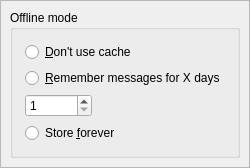
Qt form src/Gui/SettingsCachePage.ui (jktjkt/trojita) before a commit.
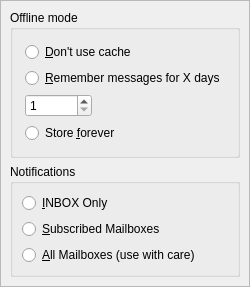
The same form after that commit.

Commit message:
Enable monitoring of additional mailboxes in the systray
There are situations where it makes sense to show an aggrgetaed number
for all messages in all folders (use case: an RSS feed reader living in
an extra profile). The warnings are there to discourage users from
hitting this in situations where they have a huge set of shared folders
from 2k people in the same company, etc.

Now that we have that fancy QAIM tree iterator, the code is super-easy.
I like this :).

Patch:
```diff
--- a/src/Gui/SettingsCachePage.ui
+++ b/src/Gui/SettingsCachePage.ui
@@ -94,6 +94,51 @@
       </layout>
      </widget>
     </item>
+    <item>
+     <widget class="QGroupBox" name="notificationsBox">
+      <property name="sizePolicy">
+       <sizepolicy hsizetype="MinimumExpanding" vsizetype="Maximum">
+        <horstretch>0</horstretch>
+        <verstretch>0</verstretch>
+       </sizepolicy>
+      </property>
+      <property name="title">
+       <string>Notifications</string>
+      </property>
+      <layout class="QFormLayout" name="formLayout_2">
+       <item row="0" column="0">
+        <widget class="QRadioButton" name="watchInbox">
+         <property name="whatsThis">
+          <string>Only the INBOX folder will be included for new message checking</string>
+         </property>
+         <property name="text">
+          <string>&amp;INBOX Only</string>
+         </property>
+        </widget>
+       </item>
+       <item row="2" column="0">
+        <widget class="QRadioButton" name="watchAll">
+         <property name="whatsThis">
+          <string>This might result in extremely slow operation in certain scenarios with shared mailboxes, rich folder hierarchies, or IMAP proxying, for example.</string>
+         </property>
+         <property name="text">
+          <string>&amp;All Mailboxes (use with care)</string>
+         </property>
+        </widget>
+       </item>
+       <item row="1" column="0">
+        <widget class="QRadioButton" name="watchSubscribed">
+         <property name="whatsThis">
+          <string>E-mail folders which are marked as subscribed will be included in notifications. To subscribe a mailbox, use the context menu in the mailbox view.</string>
+         </property>
+         <property name="text">
+          <string>&amp;Subscribed Mailboxes</string>
+         </property>
+        </widget>
+       </item>
+      </layout>
+     </widget>
+    </item>
     <item>
      <spacer name="verticalSpacer">
       <property name="orientation">
```
The commit also changes 4 other files.
